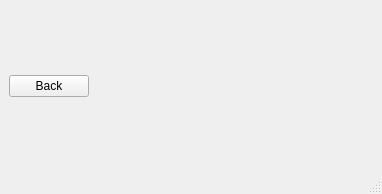
First picture: the form in ui_files/settings/settings.ui, repository Sarim-K/password-manager, before the edit.
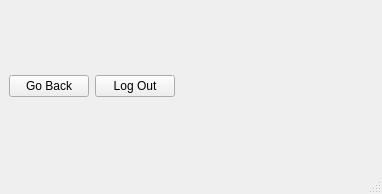
Second picture: the form after the edit.

What changed in the file:
```diff
--- a/ui_files/settings/settings.ui
+++ b/ui_files/settings/settings.ui
@@ -24,13 +24,26 @@
        </sizepolicy>
       </property>
       <property name="text">
-       <string>Back</string>
+       <string>Go Back</string>
       </property>
      </widget>
     </item>
-    <item row="2" column="0" colspan="2">
+    <item row="2" column="0" colspan="3">
      <layout class="QGridLayout" name="gridLayout"/>
     </item>
+    <item row="0" column="1">
+     <widget class="QPushButton" name="logOutButton">
+      <property name="sizePolicy">
+       <sizepolicy hsizetype="Maximum" vsizetype="Minimum">
+        <horstretch>0</horstretch>
+        <verstretch>0</verstretch>
+       </sizepolicy>
+      </property>
+      <property name="text">
+       <string>Log Out</string>
+      </property>
+     </widget>
+    </item>
    </layout>
   </widget>
   <widget class="QMenuBar" name="menubar">
```
